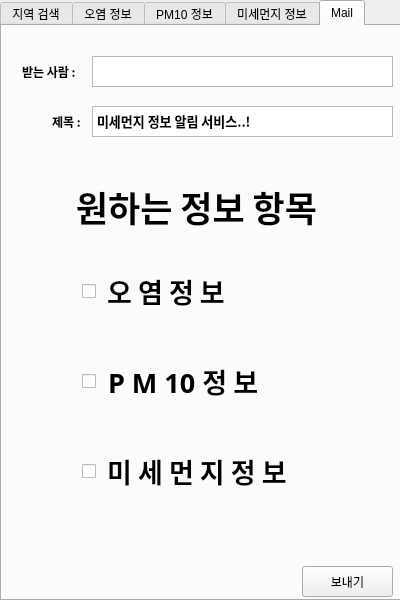
This is ui to py Convert/convert.ui in WindowsHyun/PythonTermProject as Qt 5 draws it before an edit. The edited form follows.
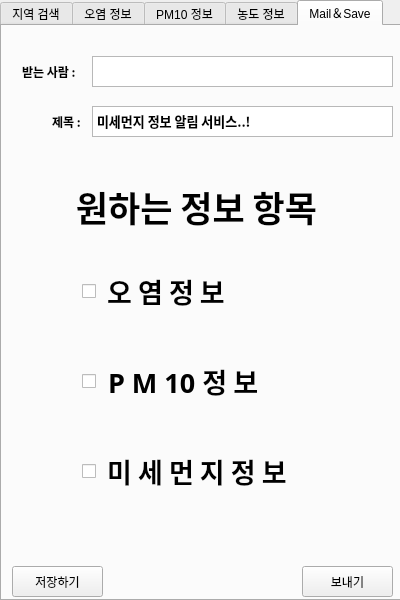
This is the edited form. The open tabs and pages were chosen to show the change.

Commit message: C/C++ 연동 txtOut.pyd 프로젝트 및 파일 추가 txtOut을 이용하기 위한 메일 보내기 부분의 저장하기 버튼 추가. "미세먼지 정보 -> 농도 정보 " 메뉴명 변경 txtOut 연동을 위한 pyd import

Diff of the .ui file:
```diff
--- a/ui to py Convert/convert.ui
+++ b/ui to py Convert/convert.ui
@@ -1165,7 +1165,7 @@
    </widget>
    <widget class="QWidget" name="tab_2">
     <attribute name="title">
-     <string>미세먼지 정보</string>
+     <string>농도 정보</string>
     </attribute>
     <widget class="QLabel" name="PM10_Info">
      <property name="geometry">
@@ -1186,7 +1186,7 @@
    </widget>
    <widget class="QWidget" name="tab_5">
     <attribute name="title">
-     <string>Mail</string>
+     <string>Mail＆Save</string>
     </attribute>
     <widget class="QLabel" name="label_11">
      <property name="geometry">
@@ -1386,6 +1386,19 @@
       <set>Qt::AlignCenter</set>
      </property>
     </widget>
+    <widget class="QPushButton" name="saveBtn_2">
+     <property name="geometry">
+      <rect>
+       <x>10</x>
+       <y>540</y>
+       <width>91</width>
+       <height>31</height>
+      </rect>
+     </property>
+     <property name="text">
+      <string>저장하기</string>
+     </property>
+    </widget>
    </widget>
   </widget>
  </widget>
```
Left out of the diff: 2 changed lines with no effect on the pictures. The commit also changes 15 other files.
